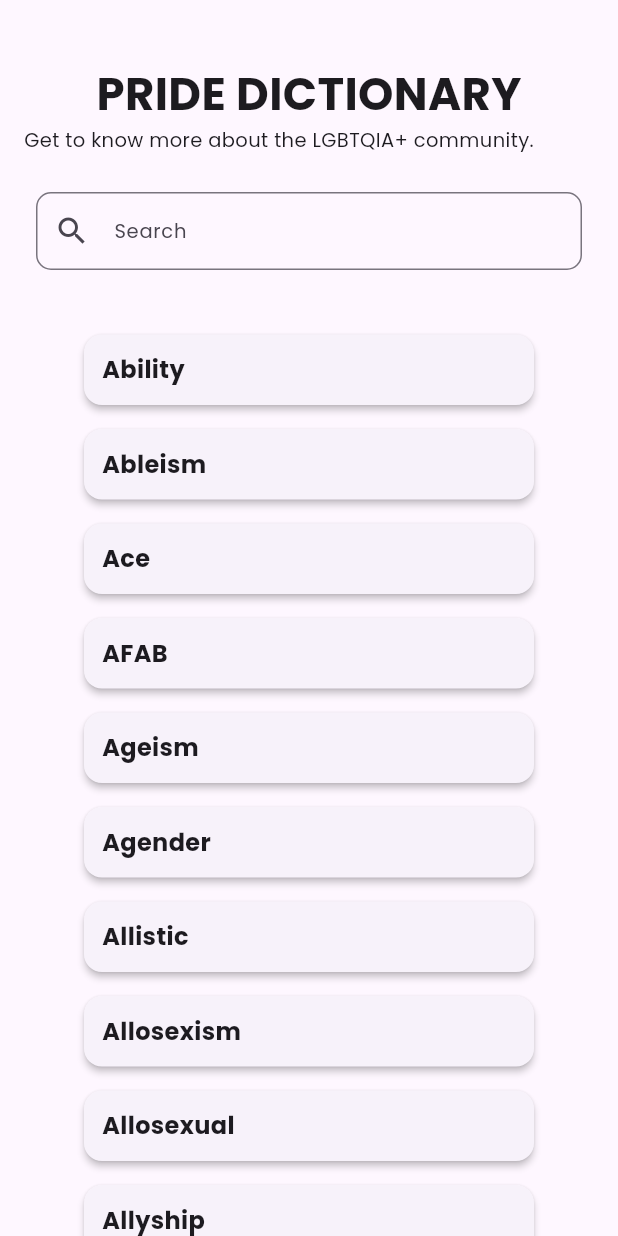
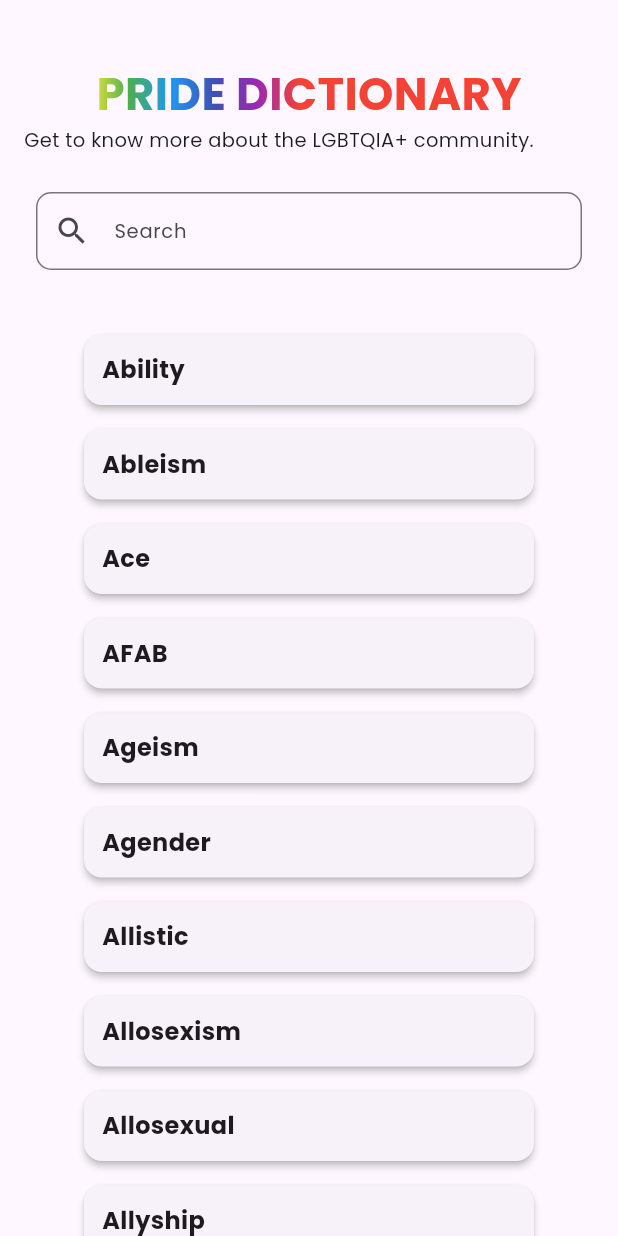
Before and after one commit to Olowap/LGBTQ-Hub, a Flutter app: the Dictionary screen opened directly, on a phone screen of 412 x 824 dp. Run offline on Flutter 3.47's test engine with Material 3 defaults, Android fonts, the phone set to English and light mode, and no system bars; our stand-ins replace google_fonts, video_player.

Commit message:
Mema commit

```diff
--- a/app/lib/Dictionary.dart
+++ b/app/lib/Dictionary.dart
@@ -569,6 +569,8 @@ class _DictionaryState extends State<Dictionary> {
           'Some womxn spell the word with an “x” as a form of empowerment to move away from the “men” in the “traditional” spelling of women.'
     },
   ];
+
+
   @override
   Widget build(BuildContext context) {
     return Scaffold(
@@ -585,6 +587,19 @@ class _DictionaryState extends State<Dictionary> {
                 style: GoogleFonts.poppins(
                   fontSize: 30,
                   fontWeight: FontWeight.bold,
+                  foreground: Paint()
+                    ..shader = LinearGradient(
+                     colors: <Color>[
+                      Colors.red,
+                      Colors.orange,
+                      Colors.yellow,
+                      Colors.green,
+                      Colors.blue,
+                      Colors.indigo,
+                      Colors.purple,
+                      Colors.red,
+                    ],
+                  ).createShader(Rect.fromLTWH(0.0, 0.0, 200.0, 70.0)),
                 ),
               ),
             ),
--- a/app/lib/home.dart
+++ b/app/lib/home.dart
@@ -206,7 +206,7 @@ class Home extends StatelessWidget {
                     ),
                     const SizedBox(height: 10),
                     Image.asset(
-                      'Home/SOGIE_Image.png', // Replace with your image asset path
+                      'Home/Sogie.png', // Replace with your image asset path
                       width: double.infinity,
                       height: MediaQuery.of(context).size.width * 0.5, // Responsive height
                       fit: BoxFit.cover,
```
Also changed, not shown: app/assets/Home/Sogie.png (added), app/pubspec.yaml (line endings or trailing spaces).
